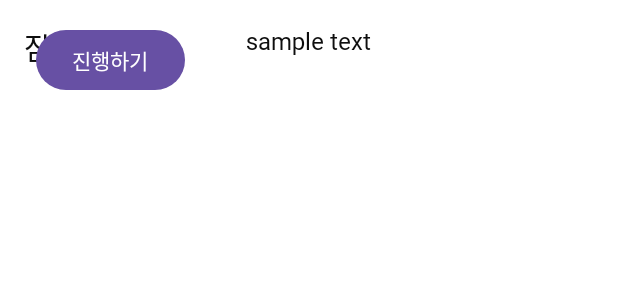
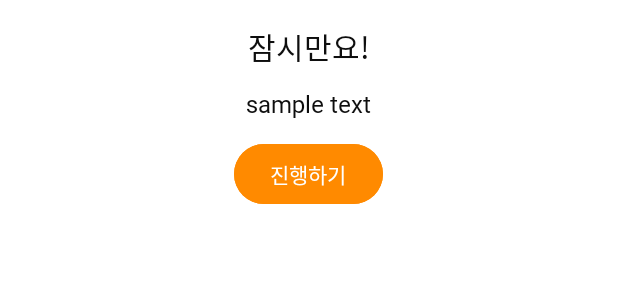
Before and after one commit to ykim-yeji/Moiroom, an Android app built with Jetpack Compose: the layout dialog_authority.xml on its own in the app's theme, with its tools: preview values and no code run, on a phone screen of 412 x 824 dp. Shown: the top 300 px of the screen. Run offline under Robolectric (Android 15) with nearby library versions, the phone set to English and light mode, and no system bars; Roboto replaces fonts that are not available here.

Commit message:
feat: 접근 권한 설정 완료

```diff
--- a/android/moiroom/app/src/main/java/com/example/moiroom/adapter/CharacterAdapter.kt
+++ b/android/moiroom/app/src/main/java/com/example/moiroom/adapter/CharacterAdapter.kt
@@ -8,6 +8,7 @@ import com.example.moiroom.data.RadarChartData
 import com.example.moiroom.databinding.CharacteristicItemLayoutBinding
 import com.example.moiroom.utils.getBGColorCharacter
 import com.example.moiroom.utils.getColorCharacter
+import java.text.DecimalFormat
 
 class CharacterAdapter(
     private val context: Context,
@@ -36,10 +37,11 @@ class CharacterAdapter(
         val data = dataList[position]
         val color = getBGColorCharacter(data.type.value, context)
         val defaultColor = getColorCharacter("default", context)
+        val decimalFormat = DecimalFormat("#.#")
 
         holder.binding.apply {
             characterName.text = data.type.value
-            characterPercentage.text = "${data.value}%"
+            characterPercentage.text = "${decimalFormat.format(data.value)}%"
 
             // 아이템 클릭 시
             root.setOnClickListener {
--- a/android/moiroom/app/src/main/res/drawable/gradient_background.xml
+++ b/android/moiroom/app/src/main/res/drawable/gradient_background.xml
@@ -1,8 +1,8 @@
 <?xml version="1.0" encoding="utf-8"?>
 <shape xmlns:android="http://schemas.android.com/apk/res/android">
     <gradient
-        android:startColor="#FF960B"
-        android:centerColor="#FF960B"
+        android:startColor="@color/darkorange"
+        android:centerColor="@color/darkorange"
         android:endColor="#FF5900"
         android:angle="270" />
 </shape>
--- a/android/moiroom/app/src/main/res/layout/activity_detailchart.xml
+++ b/android/moiroom/app/src/main/res/layout/activity_detailchart.xml
@@ -281,6 +281,7 @@
                             android:text="취침 시간"/>
 
                         <TextView
+                            android:id="@+id/sleepTimeText"
                             android:layout_width="wrap_content"
                             android:layout_height="wrap_content"
                             android:layout_gravity="center_horizontal"
@@ -298,6 +299,7 @@
                             android:text="기상 시간"/>
 
                         <TextView
+                            android:id="@+id/wakeTimeText"
                             android:layout_width="wrap_content"
                             android:layout_height="wrap_content"
                             android:layout_gravity="center_horizontal"
--- a/android/moiroom/app/src/main/res/layout/characteristic_item_layout.xml
+++ b/android/moiroom/app/src/main/res/layout/characteristic_item_layout.xml
@@ -24,7 +24,7 @@
             android:layout_marginHorizontal="10dp"
             android:fontFamily="@font/pretendard_semibold"
             android:text="성향 이름"
-            android:textSize="16dp"/>
+            android:textSize="16sp"/>
 
         <TextView
             android:id="@+id/characterPercentage"
@@ -35,7 +35,7 @@
             android:layout_marginHorizontal="10dp"
             android:fontFamily="@font/pretendard_bold"
             android:text="00.0%"
-            android:textSize="16dp"/>
+            android:textSize="16sp"/>
 
     </androidx.cardview.widget.CardView>
 
--- a/android/moiroom/app/src/main/res/layout/dialog_authority.xml
+++ b/android/moiroom/app/src/main/res/layout/dialog_authority.xml
@@ -1,12 +1,15 @@
 <?xml version="1.0" encoding="utf-8"?>
-<RelativeLayout xmlns:android="http://schemas.android.com/apk/res/android"
+<LinearLayout
+    xmlns:android="http://schemas.android.com/apk/res/android"
     android:layout_width="match_parent"
-    android:layout_height="wrap_content"
+    android:layout_height="160dp"
+    android:orientation="vertical"
     android:padding="16dp">
 
     <TextView
         android:layout_width="wrap_content"
         android:layout_height="wrap_content"
+        android:layout_gravity="center_horizontal"
         android:text="잠시만요!"
         android:fontFamily="@font/pretendard_semibold"
         android:textSize="20sp"/>
@@ -15,16 +18,19 @@
         android:id="@+id/authorityMessage"
         android:layout_width="wrap_content"
         android:layout_height="wrap_content"
+        android:layout_gravity="center_horizontal"
+        android:layout_marginVertical="12dp"
         android:text="sample text"
-        android:textSize="16sp"
-        android:layout_centerHorizontal="true"
-        android:layout_marginBottom="16dp"/>
+        android:textSize="16sp" />
 
     <Button
         android:id="@+id/confirmButton"
         android:layout_width="wrap_content"
         android:layout_height="wrap_content"
+        android:layout_gravity="center_horizontal"
+        android:fontFamily="@font/pretendard_bold"
         android:text="진행하기"
+        android:backgroundTint="@color/darkorange"
         android:layout_marginHorizontal="8dp"/>
 
-</RelativeLayout>
+</LinearLayout>
```
Also changed, not shown: android/moiroom/app/src/main/java/com/example/moiroom/DetailchartActivity.kt (+6 -3 lines), android/moiroom/app/src/main/java/com/example/moiroom/NowMatchingActivity.kt (+101 -56 lines).
